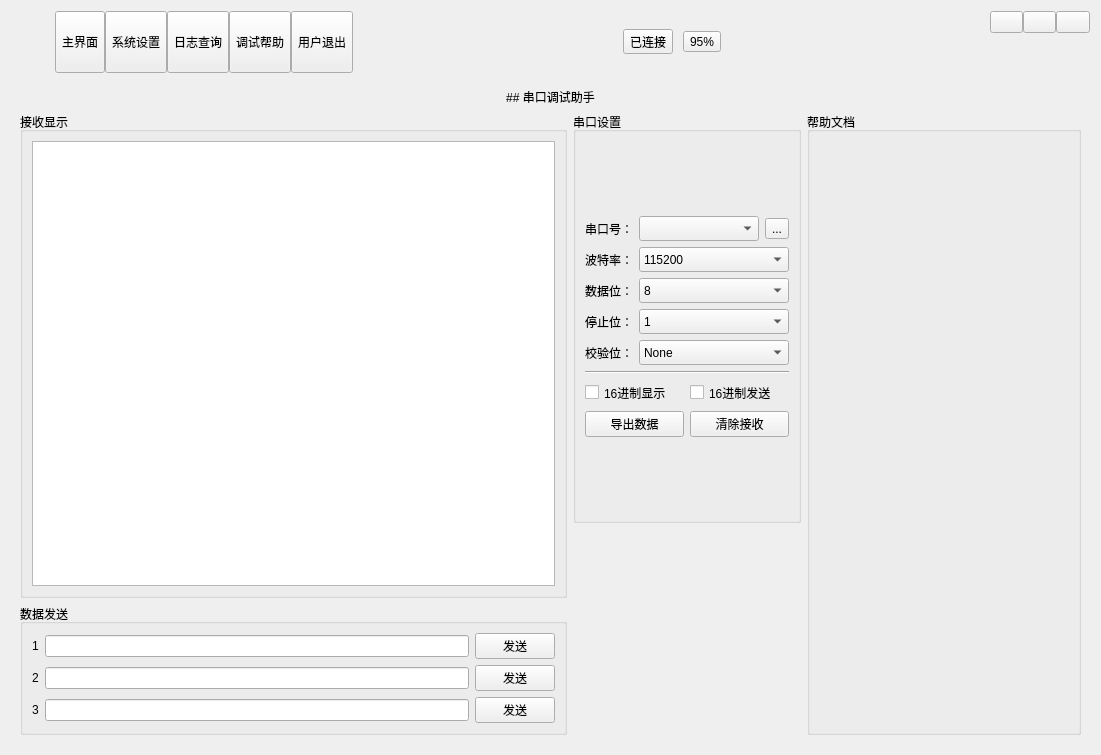
Old version of the form form/frmmain.ui in the repository yunke120/III-Robot-Master.
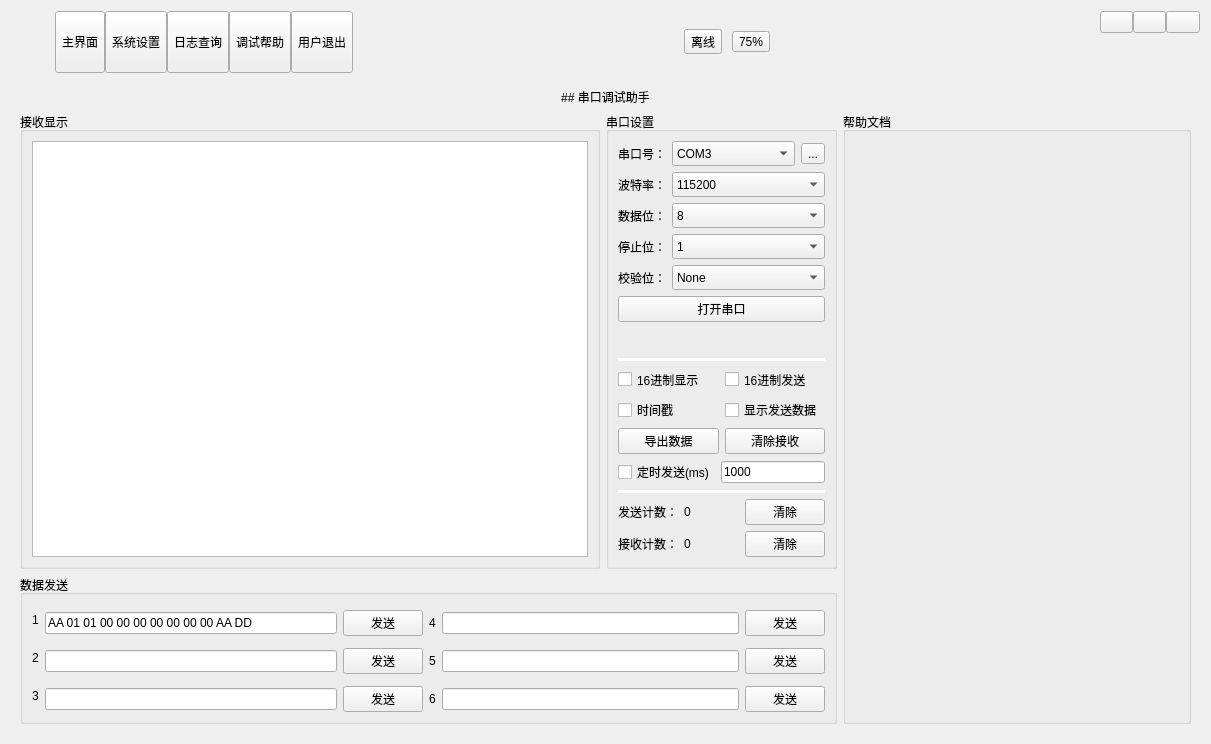
New version of the form. The open tabs and pages were chosen to show the change. Icons and pictures are not drawn. Custom widgets are drawn as their Qt base class.

Patch:
```diff
--- a/form/frmmain.ui
+++ b/form/frmmain.ui
@@ -6,8 +6,8 @@
    <rect>
     <x>0</x>
     <y>0</y>
-    <width>1101</width>
-    <height>755</height>
+    <width>1211</width>
+    <height>744</height>
    </rect>
   </property>
   <property name="windowTitle">
@@ -216,7 +216,7 @@
          <string notr="true"/>
         </property>
         <property name="text">
-         <string>已连接</string>
+         <string>离线</string>
         </property>
         <property name="icon">
          <iconset resource="../other/main.qrc">
@@ -233,7 +233,7 @@
          <string notr="true"/>
         </property>
         <property name="text">
-         <string>95%</string>
+         <string>75%</string>
         </property>
         <property name="icon">
          <iconset resource="../other/main.qrc">
@@ -711,7 +711,7 @@
                  </widget>
                 </item>
                 <item>
-                 <widget class="QLabel" name="label_34">
+                 <widget class="QLabel" name="labelVel">
                   <property name="text">
                    <string>0.5m/s</string>
                   </property>
@@ -736,7 +736,7 @@
                  </widget>
                 </item>
                 <item>
-                 <widget class="QLabel" name="label_36">
+                 <widget class="QLabel" name="labelRad">
                   <property name="text">
                    <string>0.1rad/s</string>
                   </property>
@@ -2318,7 +2318,20 @@
       </layout>
      </widget>
      <widget class="QWidget" name="page4">
-      <layout class="QGridLayout" name="gridLayout_22" columnstretch="4,1,2">
+      <layout class="QGridLayout" name="gridLayout_22" columnstretch="5,2,3">
+       <item row="0" column="0" colspan="3">
+        <widget class="QLabel" name="label_23">
+         <property name="text">
+          <string>## 串口调试助手</string>
+         </property>
+         <property name="textFormat">
+          <enum>Qt::MarkdownText</enum>
+         </property>
+         <property name="alignment">
+          <set>Qt::AlignCenter</set>
+         </property>
+        </widget>
+       </item>
        <item row="1" column="0">
         <widget class="QGroupBox" name="groupBox_7">
          <property name="title">
@@ -2331,28 +2344,15 @@
          </layout>
         </widget>
        </item>
-       <item row="1" column="1" rowspan="2">
-        <layout class="QVBoxLayout" name="verticalLayout_4" stretch="6,3">
+       <item row="1" column="1">
+        <layout class="QVBoxLayout" name="verticalLayout_4" stretch="6">
          <item>
           <widget class="QGroupBox" name="groupBox_5">
            <property name="title">
             <string>串口设置</string>
            </property>
            <layout class="QGridLayout" name="gridLayout_15">
-            <item row="1" column="2">
-             <spacer name="horizontalSpacer_24">
-              <property name="orientation">
-               <enum>Qt::Horizontal</enum>
-              </property>
-              <property name="sizeHint" stdset="0">
-               <size>
-                <width>16</width>
-                <height>20</height>
-               </size>
-              </property>
-             </spacer>
-            </item>
-            <item row="1" column="1">
+            <item row="0" column="0">
              <layout class="QFormLayout" name="formLayout">
               <item row="0" column="0">
                <widget class="QLabel" name="label_26">
@@ -2374,6 +2374,11 @@
                     <height>25</height>
                    </size>
                   </property>
+                  <item>
+                   <property name="text">
+                    <string>COM3</string>
+                   </property>
+                  </item>
                  </widget>
                 </item>
                 <item>
@@ -2489,9 +2494,30 @@
                 </item>
                </widget>
               </item>
+              <item row="5" column="0" colspan="2">
+               <widget class="QPushButton" name="btnOpenSerialPort">
+                <property name="text">
+                 <string>打开串口</string>
+                </property>
+               </widget>
+              </item>
              </layout>
             </item>
-            <item row="3" column="1">
+            <item row="1" column="0">
+             <widget class="Line" name="line_3">
+              <property name="styleSheet">
+               <string notr="true">color: rgb(255, 255, 255);
+background-color: rgb(255, 255, 255);</string>
+              </property>
+              <property name="frameShadow">
+               <enum>QFrame::Plain</enum>
+              </property>
+              <property name="orientation">
+               <enum>Qt::Horizontal</enum>
+              </property>
+             </widget>
+            </item>
+            <item row="2" column="0">
              <layout class="QHBoxLayout" name="horizontalLayout_13">
               <item>
                <widget class="QCheckBox" name="cBoxHexShow">
@@ -2521,33 +2547,25 @@
               </item>
              </layout>
             </item>
-            <item row="5" column="1">
-             <spacer name="verticalSpacer_9">
-              <property name="orientation">
-               <enum>Qt::Vertical</enum>
-              </property>
-              <property name="sizeHint" stdset="0">
-               <size>
-                <width>20</width>
-                <height>4</height>
-               </size>
-              </property>
-             </spacer>
+            <item row="3" column="0">
+             <layout class="QHBoxLayout" name="horizontalLayout_19">
+              <item>
+               <widget class="QCheckBox" name="cBoxTimestamp">
+                <property name="text">
+                 <string>时间戳</string>
+                </property>
+               </widget>
+              </item>
+              <item>
+               <widget class="QCheckBox" name="cBoxShowSendData">
+                <property name="text">
+                 <string>显示发送数据</string>
+                </property>
+               </widget>
+              </item>
+             </layout>
             </item>
-            <item row="1" column="0">
-             <spacer name="horizontalSpacer_23">
-              <property name="orientation">
-               <enum>Qt::Horizontal</enum>
-              </property>
-              <property name="sizeHint" stdset="0">
-               <size>
-                <width>15</width>
-                <height>20</height>
-               </size>
-              </property>
-             </spacer>
-            </item>
-            <item row="4" column="1">
+            <item row="4" column="0">
              <layout class="QHBoxLayout" name="horizontalLayout_12">
               <item>
                <widget class="QPushButton" name="btnExportSerialData">
@@ -2577,36 +2595,91 @@
               </item>
              </layout>
             </item>
-            <item row="0" column="1">
-             <spacer name="verticalSpacer_8">
-              <property name="orientation">
-               <enum>Qt::Vertical</enum>
-              </property>
-              <property name="sizeHint" stdset="0">
-               <size>
-                <width>20</width>
-                <height>45</height>
-               </size>
-              </property>
-             </spacer>
+            <item row="5" column="0">
+             <layout class="QHBoxLayout" name="horizontalLayout_17">
+              <item>
+               <widget class="QCheckBox" name="cBoxSerialTimer">
+                <property name="text">
+                 <string>定时发送(ms)</string>
+                </property>
+               </widget>
+              </item>
+              <item>
+               <widget class="QLineEdit" name="SerialPortTiming">
+                <property name="text">
+                 <string>1000</string>
+                </property>
+               </widget>
+              </item>
+             </layout>
             </item>
-            <item row="2" column="1">
-             <widget class="Line" name="line_3">
+            <item row="6" column="0">
+             <widget class="Line" name="line_5">
+              <property name="styleSheet">
+               <string notr="true">color: rgb(255, 255, 255);
+background-color: rgb(255, 255, 255);</string>
+              </property>
+              <property name="frameShadow">
+               <enum>QFrame::Plain</enum>
+              </property>
               <property name="orientation">
                <enum>Qt::Horizontal</enum>
               </property>
              </widget>
             </item>
+            <item row="7" column="0">
+             <layout class="QHBoxLayout" name="horizontalLayout_18">
+              <item>
+               <widget class="QLabel" name="label_36">
+                <property name="text">
+                 <string>发送计数：</string>
+                </property>
+               </widget>
+              </item>
+              <item>
+               <widget class="QLabel" name="SerialTxCount">
+                <property name="text">
+                 <string>0</string>
+                </property>
+               </widget>
+              </item>
+              <item>
+               <widget class="QPushButton" name="btnClearTxCount">
+                <property name="text">
+                 <string>清除</string>
+                </property>
+               </widget>
+              </item>
+             </layout>
+            </item>
+            <item row="8" column="0">
+             <layout class="QHBoxLayout" name="horizontalLayout_16">
+              <item>
+               <widget class="QLabel" name="label_31">
+                <property name="text">
+                 <string>接收计数：</string>
+                </property>
+               </widget>
+              </item>
+              <item>
+               <widget class="QLabel" name="SerialRxCount">
+                <property name="text">
+                 <string>0</string>
+                </property>
+               </widget>
+              </item>
+              <item>
+               <widget class="QPushButton" name="btnClearRxCount">
+                <property name="text">
+                 <string>清除</string>
+                </property>
+               </widget>
+              </item>
+             </layout>
+            </item>
            </layout>
           </widget>
          </item>
-         <item>
-          <widget class="QLabel" name="labelFAQ">
-           <property name="text">
-            <string/>
-           </property>
-          </widget>
-         </item>
         </layout>
        </item>
        <item row="1" column="2" rowspan="2">
@@ -2637,79 +2710,125 @@
          </layout>
         </widget>
        </item>
-       <item row="2" column="0">
+       <item row="2" column="0" colspan="2">
         <widget class="QGroupBox" name="groupBox_8">
          <property name="title">
           <string>数据发送</string>
          </property>
-         <layout class="QGridLayout" name="gridLayout_21">
+         <layout class="QGridLayout" name="gridLayout_21" columnstretch="0,5,1,0,0,5,0,1">
           <item row="1" column="1">
-           <widget class="QLineEdit" name="lEditSerialSend"/>
+           <widget class="QLineEdit" name="lEditSerialSend_1">
+            <property name="text">
+             <string>AA 01 01 00 00 00 00 00 00 00 AA DD</string>
+            </property>
+           </widget>
           </item>
-          <item row="1" column="2">
-           <widget class="QPushButton" name="pushButton">
+          <item row="5" column="7">
+           <widget class="QPushButton" name="btnSerialSend_4">
             <property name="text">
              <string>发送</string>
             </property>
            </widget>
           </item>
-          <item row="2" column="0">
+          <item row="5" column="1">
+           <widget class="QLineEdit" name="lEditSerialSend_3"/>
+          </item>
+          <item row="3" column="2" colspan="2">
+           <widget class="QPushButton" name="btnSerialSend_2">
+            <property name="text">
+             <string>发送</string>
+            </property>
+           </widget>
+          </item>
+          <item row="1" column="2" colspan="2">
+           <widget class="QPushButton" name="btnSerialSend_1">
+            <property name="text">
+             <string>发送</string>
+            </property>
+           </widget>
+          </item>
+          <item row="3" column="7">
+           <widget class="QPushButton" name="btnSerialSend_5">
+            <property name="text">
+             <string>发送</string>
+            </property>
+           </widget>
+          </item>
+          <item row="1" column="7">
+           <widget class="QPushButton" name="btnSerialSend_6">
+            <property name="text">
+             <string>发送</string>
+            </property>
+           </widget>
+          </item>
+          <item row="3" column="1">
+           <widget class="QLineEdit" name="lEditSerialSend_2"/>
+          </item>
+          <item row="5" column="2" colspan="2">
+           <widget class="QPushButton" name="btnSerialSend_3">
+            <property name="text">
+             <string>发送</string>
+            </property>
+           </widget>
+          </item>
+          <item row="0" column="0" rowspan="2">
+           <widget class="QLabel" name="label_24">
+            <property name="text">
+             <string>1</string>
+            </property>
+           </widget>
+          </item>
+          <item row="2" column="0" rowspan="2">
            <widget class="QLabel" name="label_32">
             <property name="text">
              <string>2</string>
             </property>
            </widget>
           </item>
-          <item row="2" column="1">
-           <widget class="QLineEdit" name="lEditSerialSend_2"/>
-          </item>
-          <item row="2" column="2">
-           <widget class="QPushButton" name="pushButton_2">
-            <property name="text">
-             <string>发送</string>
-            </property>
-           </widget>
-          </item>
-          <item row="3" column="0">
+          <item row="4" column="0" rowspan="2">
            <widget class="QLabel" name="label_37">
             <property name="text">
              <string>3</string>
             </property>
            </widget>
           </item>
-          <item row="3" column="1">
-           <widget class="QLineEdit" name="lEditSerialSend_3"/>
+          <item row="1" column="4">
+           <widget class="QLabel" name="label_45">
+            <property name="text">
+             <string>4</string>
+            </property>
+           </widget>
           </item>
-          <item row="3" column="2">
-           <widget class="QPushButton" name="pushButton_3">
+          <item row="3" column="4">
+           <widget class="QLabel" name="label_34">
             <property name="text">
-             <string>发送</string>
+             <string>5</string>
             </property>
            </widget>
           </item>
-          <item row="1" column="0">
-           <widget class="QLabel" name="label_24">
+          <item row="5" column="4">
+           <widget class="QLabel" name="label_46">
             <property name="text">
-             <string>1</string>
+             <string>6</string>
             </property>
            </widget>
           </item>
+          <item row="1" column="5" colspan="2">
+           <widget class="QLineEdit" name="lEditSerialSend_6">
+            <property name="text">
+             <string/>
+            </property>
+           </widget>
+          </item>
+          <item row="3" column="5" colspan="2">
+           <widget class="QLineEdit" name="lEditSerialSend_4"/>
+          </item>
+          <item row="5" column="5" colspan="2">
+           <widget class="QLineEdit" name="lEditSerialSend_5"/>
+          </item>
          </layout>
         </widget>
        </item>
-       <item row="0" column="0" colspan="3">
-        <widget class="QLabel" name="label_23">
-         <property name="text">
-          <string>## 串口调试助手</string>
-         </property>
-         <property name="textFormat">
-          <enum>Qt::MarkdownText</enum>
-         </property>
-         <property name="alignment">
-          <set>Qt::AlignCenter</set>
-         </property>
-        </widget>
-       </item>
       </layout>
      </widget>
     </widget>
```
Left out of the diff: 46 changed lines with no effect on the pictures.
